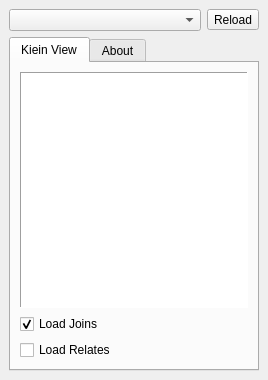
Before: the Qt Designer form data_manager_dockwidget_base.ui in cartologic/qgis-datamanager-plugin, drawn with Qt 5.
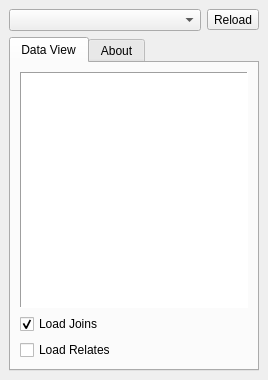
After: the same form once the commit is applied. Icons and pictures are not drawn.

Commit message: Fix path for sql to initiate plugin

```diff
--- a/data_manager_dockwidget_base.ui
+++ b/data_manager_dockwidget_base.ui
@@ -57,7 +57,7 @@
       </property>
       <widget class="QWidget" name="tab_3">
        <attribute name="title">
-        <string>Kiein View</string>
+        <string>Data View</string>
        </attribute>
        <layout class="QGridLayout" name="gridLayout_5">
         <item row="2" column="0">
```
The commit also changes 1 other file.
